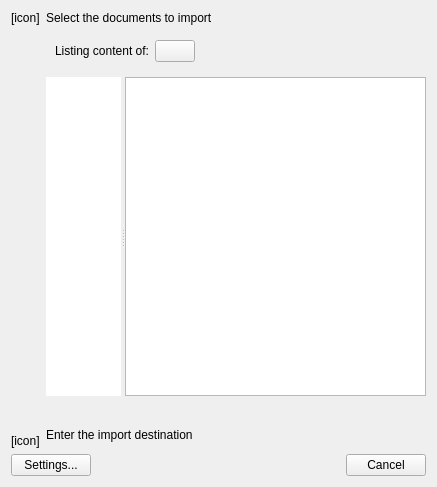
fluxer/kde-extraapps, file gwenview/importer/thumbnailpage.ui: the form before one commit.
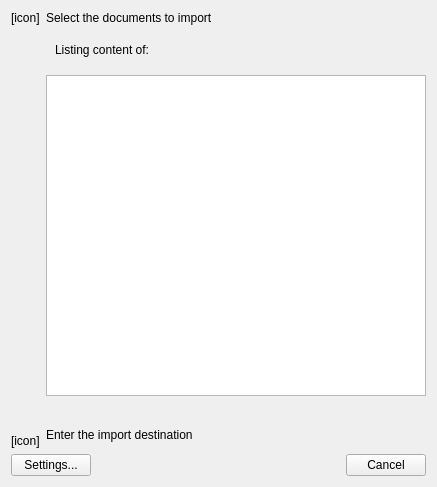
The form after the commit. Custom widgets are drawn as their Qt base class.

Commit message: gwenview: drop the tree view

The edit to the form file:
```diff
--- a/gwenview/importer/thumbnailpage.ui
+++ b/gwenview/importer/thumbnailpage.ui
@@ -101,26 +101,6 @@
         <property name="orientation">
          <enum>Qt::Horizontal</enum>
         </property>
-        <widget class="QTreeView" name="mSrcUrlTreeView">
-         <property name="sizePolicy">
-          <sizepolicy hsizetype="Expanding" vsizetype="Expanding">
-           <horstretch>1</horstretch>
-           <verstretch>0</verstretch>
-          </sizepolicy>
-         </property>
-         <property name="frameShape">
-          <enum>QFrame::NoFrame</enum>
-         </property>
-         <property name="editTriggers">
-          <set>QAbstractItemView::NoEditTriggers</set>
-         </property>
-         <property name="showDropIndicator" stdset="0">
-          <bool>false</bool>
-         </property>
-         <property name="headerHidden">
-          <bool>true</bool>
-         </property>
-        </widget>
         <widget class="Gwenview::ThumbnailView" name="mThumbnailView">
          <property name="sizePolicy">
           <sizepolicy hsizetype="Expanding" vsizetype="Expanding">
@@ -225,7 +205,7 @@
        </widget>
       </item>
       <item>
-       <widget class="KPushButton" name="mSrcUrlButton"/>
+       <widget class="QLabel" name="mSrcUrlLabel"/>
       </item>
       <item>
        <spacer name="horizontalSpacer_2">
```
Left out of the diff: 3 changed lines with no effect on the pictures. The commit also changes 2 other files.
